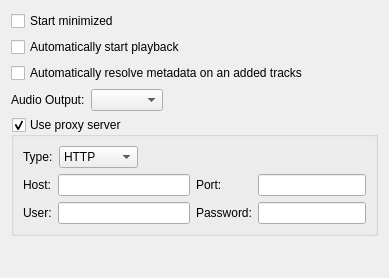
First picture: the form in src/options/qompoptionsmain.ui, repository qomp/qomp, before the edit.
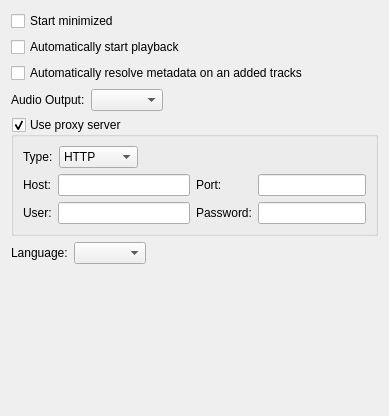
Second picture: the form after the edit.

Commit message: add language options

The edit to the form file:
```diff
--- a/src/options/qompoptionsmain.ui
+++ b/src/options/qompoptionsmain.ui
@@ -7,7 +7,7 @@
     <x>0</x>
     <y>0</y>
     <width>389</width>
-    <height>278</height>
+    <height>416</height>
    </rect>
   </property>
   <property name="sizePolicy">
@@ -213,6 +213,33 @@
      </layout>
     </widget>
    </item>
+   <item>
+    <layout class="QHBoxLayout" name="horizontalLayout_4">
+     <item>
+      <widget class="QLabel" name="label_7">
+       <property name="text">
+        <string>Language:</string>
+       </property>
+      </widget>
+     </item>
+     <item>
+      <widget class="QComboBox" name="cb_lang"/>
+     </item>
+     <item>
+      <spacer name="horizontalSpacer_3">
+       <property name="orientation">
+        <enum>Qt::Horizontal</enum>
+       </property>
+       <property name="sizeHint" stdset="0">
+        <size>
+         <width>40</width>
+         <height>20</height>
+        </size>
+       </property>
+      </spacer>
+     </item>
+    </layout>
+   </item>
    <item>
     <spacer name="verticalSpacer">
      <property name="orientation">
```
The commit also changes 3 other files.
